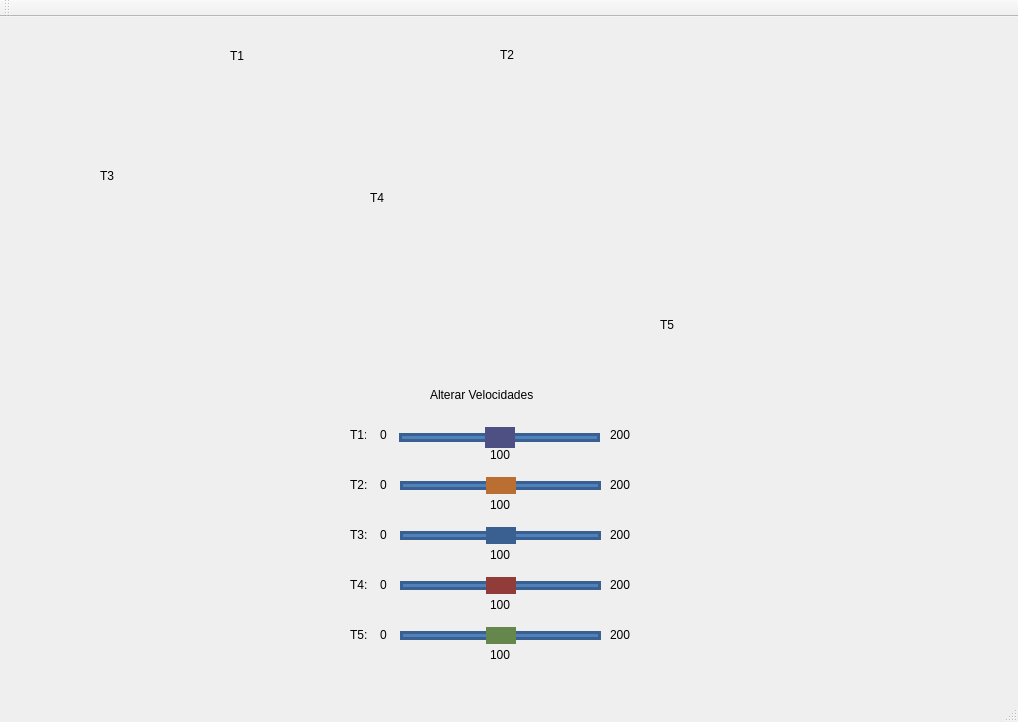
The window that mainwindow.ui (durvaal/train) describes before a commit, drawn with Qt 5.
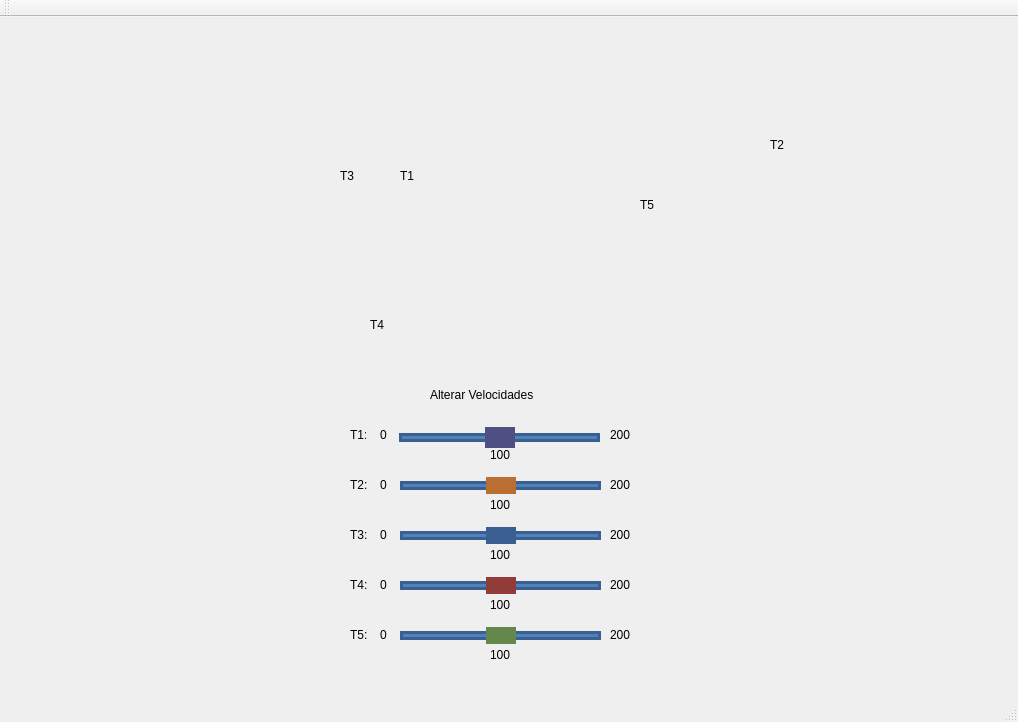
The same window after the commit.

Patch:
```diff
--- a/mainwindow.ui
+++ b/mainwindow.ui
@@ -17,8 +17,8 @@
    <widget class="QLabel" name="label_trem1">
     <property name="geometry">
      <rect>
-      <x>230</x>
-      <y>30</y>
+      <x>400</x>
+      <y>150</y>
       <width>21</width>
       <height>17</height>
      </rect>
@@ -145,8 +145,8 @@
    <widget class="QLabel" name="label_trem2">
     <property name="geometry">
      <rect>
-      <x>500</x>
-      <y>30</y>
+      <x>770</x>
+      <y>120</y>
       <width>21</width>
       <height>16</height>
      </rect>
@@ -305,7 +305,7 @@
    <widget class="QLabel" name="label_trem3">
     <property name="geometry">
      <rect>
-      <x>100</x>
+      <x>340</x>
       <y>150</y>
       <width>21</width>
       <height>17</height>
@@ -322,9 +322,9 @@
     <property name="geometry">
      <rect>
       <x>370</x>
-      <y>170</y>
+      <y>300</y>
       <width>20</width>
-      <height>21</height>
+      <height>16</height>
      </rect>
     </property>
     <property name="styleSheet">
@@ -337,8 +337,8 @@
    <widget class="QLabel" name="label_trem5">
     <property name="geometry">
      <rect>
-      <x>660</x>
-      <y>300</y>
+      <x>640</x>
+      <y>180</y>
       <width>21</width>
       <height>16</height>
      </rect>
```
